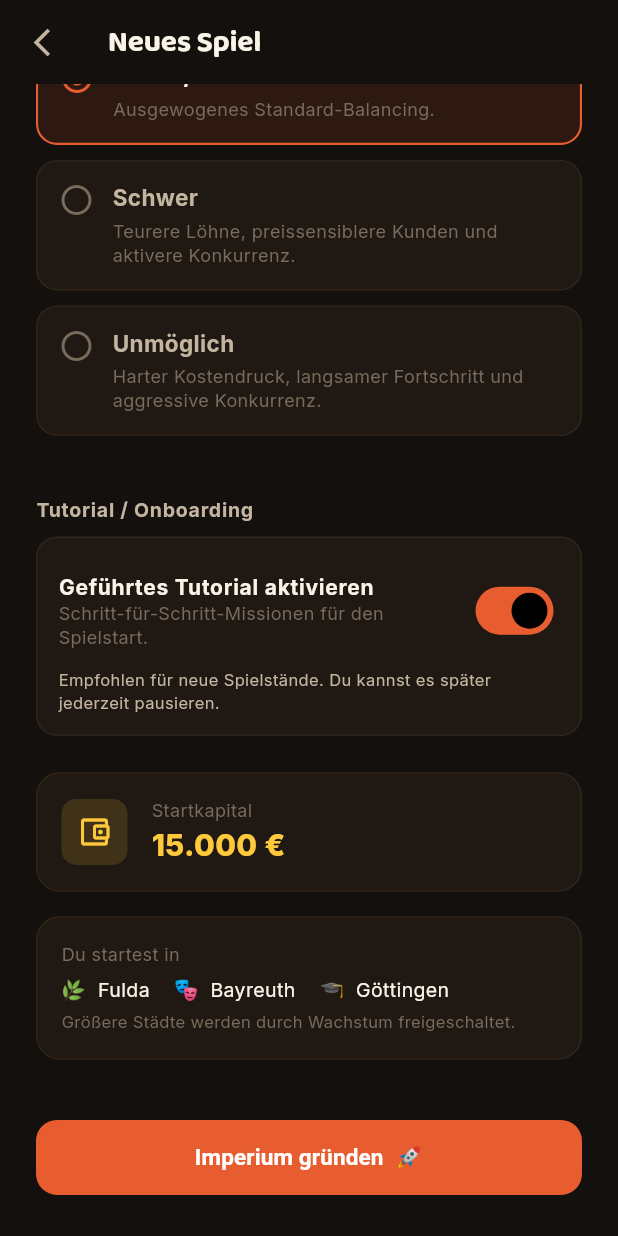
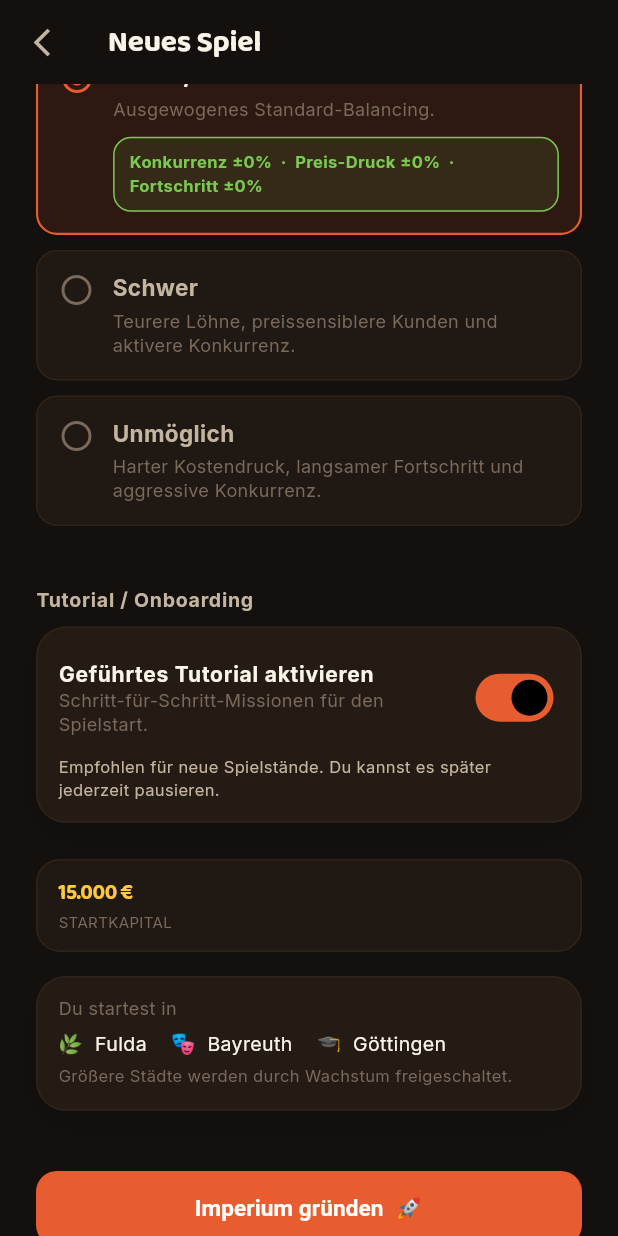
Before and after one commit to KaanKrcr/Doener_empire, a Flutter app: the NewGameScreen screen opened by its route, scrolled down 1152 dp, on a phone screen of 412 x 824 dp. Run offline on Flutter 3.47's test engine with Material 3 defaults, Android fonts, the phone set to English and light mode, and no system bars; our stand-ins replace audioplayers, fl_chart, flutter_animate, flutter_riverpod, go_router, shared_preferences; accounts and stored records are empty.

Commit message:
feat(ui): premium rollout for shop-detail tabs, new game & bank
- products/equipment/upgrades/marketing tabs: cards as PremiumDecisionSheet,
  section headers as PremiumSectionLabel, loss-margin warning via StatusHint.
- new_game_screen: starting capital as PremiumMetricStrip, tutorial/start-city
  panels as PremiumDecisionSheet, difficulty consequences derived from
  modifiers shown via StatusHint on selection.
- bank_screen: loan options and active-loan cards as PremiumDecisionSheet,
  section headers as PremiumSectionLabel.
- branding_screen: intro banner as PremiumDecisionSheet.
- docs: add PREMIUM_UI_RULES.md.

UI only, no game logic changed. flutter analyze clean, 204 tests pass.

Co-Authored-By: Claude Opus 4.8 <noreply@anthropic.com>

```diff
--- a/lib/ui/screens/new_game_screen.dart
+++ b/lib/ui/screens/new_game_screen.dart
@@ -6,6 +6,7 @@ import '../../models/difficulty_model.dart';
 import '../../models/scenario_model.dart';
 import '../../core/theme.dart';
 import '../../providers/game_provider.dart';
+import '../widgets/premium_mobile_ui.dart';
 
 class NewGameScreen extends ConsumerStatefulWidget {
   const NewGameScreen({super.key});
@@ -160,13 +161,7 @@ class _NewGameScreenState extends ConsumerState<NewGameScreen> {
 
               const _SectionLabel('Tutorial / Onboarding'),
               const SizedBox(height: 8),
-              Container(
-                padding: const EdgeInsets.all(14),
-                decoration: BoxDecoration(
-                  color: AppColors.bgCard,
-                  borderRadius: BorderRadius.circular(14),
-                  border: Border.all(color: AppColors.border),
-                ),
+              PremiumDecisionSheet(
                 child: Column(
                   crossAxisAlignment: CrossAxisAlignment.start,
                   children: [
@@ -209,58 +204,27 @@ class _NewGameScreenState extends ConsumerState<NewGameScreen> {
               const SizedBox(height: 24),
 
               // Startkapital Info
-              Container(
-                padding: const EdgeInsets.all(16),
-                decoration: BoxDecoration(
-                  color: AppColors.bgCard,
-                  borderRadius: BorderRadius.circular(16),
-                  border: Border.all(color: AppColors.border),
-                ),
-                child: Row(
-                  children: [
-                    Container(
-                      padding: const EdgeInsets.all(10),
-                      decoration: BoxDecoration(
-                        color: AppColors.gold.withAlpha((0.15 * 255).round()),
-                        borderRadius: BorderRadius.circular(10),
-                      ),
-                      child: const Icon(Icons.account_balance_wallet_outlined,
-                          color: AppColors.gold),
+              PremiumMetricStrip(
+                items: [
+                  PremiumMetricData(
+                    label: 'STARTKAPITAL',
+                    value:
+                        '${NumberFormat('#,##0', 'de_DE').format(_scenario.startCash)} €',
+                    color: AppColors.gold,
+                  ),
+                  if (_scenario.startingLoan > 0)
+                    PremiumMetricData(
+                      label: 'STARTKREDIT',
+                      value:
+                          '${NumberFormat('#,##0', 'de_DE').format(_scenario.startingLoan)} €',
+                      color: AppColors.danger,
                     ),
-                    const SizedBox(width: 16),
-                    Column(
-                      crossAxisAlignment: CrossAxisAlignment.start,
-                      children: [
-                        const Text('Startkapital',
-                            style: TextStyle(
-                                fontSize: 12, color: AppColors.textMuted)),
-                        Text(
-                            '${NumberFormat('#,##0', 'de_DE').format(_scenario.startCash)} €',
-                            style: const TextStyle(
-                                fontSize: 20,
-                                fontWeight: FontWeight.w800,
-                                color: AppColors.gold)),
-                        if (_scenario.startingLoan > 0)
-                          Text(
-                            'inkl. ${NumberFormat('#,##0', 'de_DE').format(_scenario.startingLoan)} € Startkredit',
-                            style: const TextStyle(
-                                fontSize: 11, color: AppColors.danger),
-                          ),
-                      ],
-                    ),
-                  ],
-                ),
+                ],
               ),
               const SizedBox(height: 16),
 
-              Container(
-                padding: const EdgeInsets.all(16),
-                decoration: BoxDecoration(
-                  color: AppColors.bgCard,
-                  borderRadius: BorderRadius.circular(16),
-                  border: Border.all(color: AppColors.border),
-                ),
-                child: const Column(
+              const PremiumDecisionSheet(
+                child: Column(
                   crossAxisAlignment: CrossAxisAlignment.start,
                   children: [
                     Text('Du startest in',
@@ -465,6 +429,13 @@ class _DifficultyTile extends StatelessWidget {
                       height: 1.35,
                     ),
                   ),
+                  if (selected) ...[
+                    const SizedBox(height: 10),
+                    PremiumStatusHint(
+                      text: _consequenceText(difficulty),
+                      tone: _consequenceTone(difficulty),
+                    ),
+                  ],
                 ],
               ),
             ),
@@ -473,4 +444,30 @@ class _DifficultyTile extends StatelessWidget {
       ),
     );
   }
+
+  /// Konkrete Konsequenzen der Stufe, abgeleitet aus den Modifikatoren.
+  String _consequenceText(GameDifficulty d) {
+    final m = d.modifiers;
+    String pct(double v) {
+      final diff = ((v - 1.0) * 100).round();
+      if (diff == 0) return '±0%';
+      return diff > 0 ? '+$diff%' : '$diff%';
+    }
+
+    return 'Konkurrenz ${pct(m.competitorAggressivenessMultiplier)}  ·  '
+        'Preis-Druck ${pct(m.customerPriceSensitivityMultiplier)}  ·  '
+        'Fortschritt ${pct(m.progressSpeedMultiplier)}';
+  }
+
+  PremiumStatusTone _consequenceTone(GameDifficulty d) {
+    switch (d) {
+      case GameDifficulty.easy:
+      case GameDifficulty.normal:
+        return PremiumStatusTone.success;
+      case GameDifficulty.hard:
+        return PremiumStatusTone.warning;
+      case GameDifficulty.impossible:
+        return PremiumStatusTone.danger;
+    }
+  }
 }
```
Also changed, not shown: lib/ui/screens/bank_screen.dart (+16 -36 lines), lib/ui/screens/branding_screen.dart (+2 -7 lines), lib/ui/screens/shop_detail/equipment_tab.dart (+3 -19 lines), lib/ui/screens/shop_detail/marketing_tab.dart (+5 -32 lines), lib/ui/screens/shop_detail/products_tab.dart (+12 -29 lines), lib/ui/screens/shop_detail/upgrades_tab.dart (+7 -32 lines), 1 other file.
